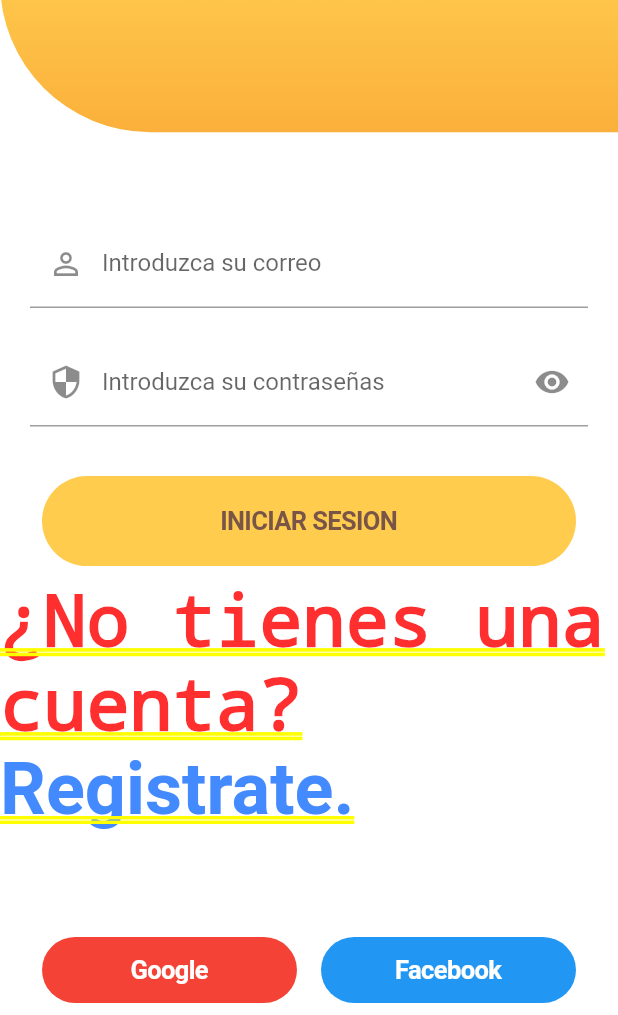
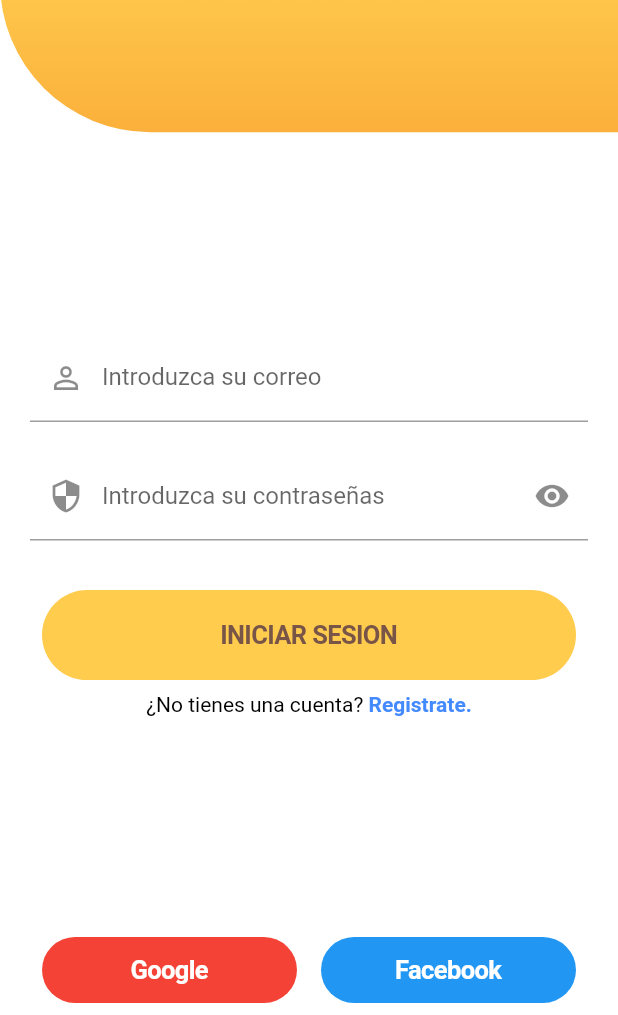
Before and after one commit to adarista012/workersAlpha, a Flutter app: the screen it shows after launch, on a phone screen of 412 x 824 dp, the part 221-1236 px from its top. Run offline on Flutter 3.47's test engine with Material 2 defaults, Android fonts, the phone set to English and light mode, and no system bars; our stand-ins replace curved_navigation_bar, firebase_auth, firebase_core, flushbar, google_sign_in; missing offline and left inert: flutter_facebook_auth; accounts and stored records are empty; Roboto replaces fonts that are missing (Avenir, Poppins).

Commit message:
pequenio cambio

```diff
--- a/lib/Pages/LoginPage.dart
+++ b/lib/Pages/LoginPage.dart
@@ -193,7 +193,8 @@ class _LoginPageState extends State<LoginPage> {
         RichText(
           text: TextSpan(
             text: '¿No tienes una cuenta? ',
-            style: DefaultTextStyle.of(context).style,
+            // style: DefaultTextStyle.of(context).style,
+            style: TextStyle(fontWeight: FontWeight.normal,color: Colors.black),
             children: <TextSpan>[
               TextSpan(text: 'Registrate.', style: TextStyle(fontWeight: FontWeight.bold,color: Colors.blueAccent),
               recognizer: TapGestureRecognizer()
@@ -277,7 +278,7 @@ class _LoginPageState extends State<LoginPage> {
         RichText(
           text: TextSpan(
             text: '¿Ya tienes una cuenta? ',
-            style: DefaultTextStyle.of(context).style,
+            style: TextStyle(fontWeight: FontWeight.normal,color: Colors.black),
             children: <TextSpan>[
               TextSpan(text: 'Inicia Sesion.', style: TextStyle(fontWeight: FontWeight.bold,color: Colors.blueAccent),
               recognizer: TapGestureRecognizer()
```
